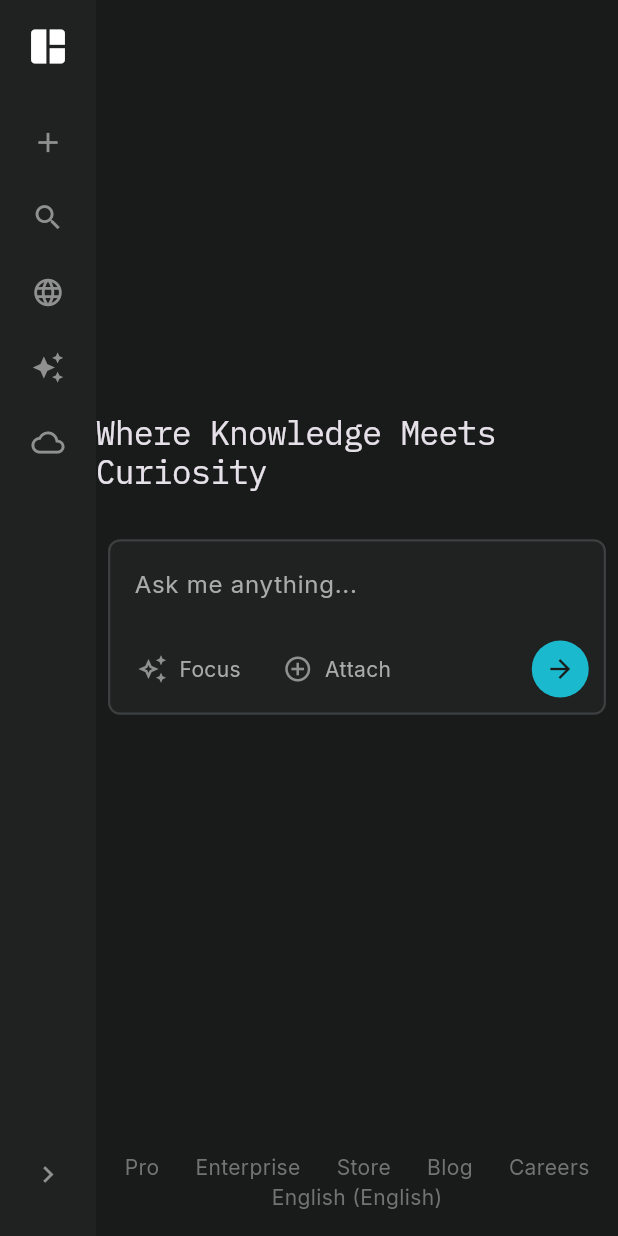
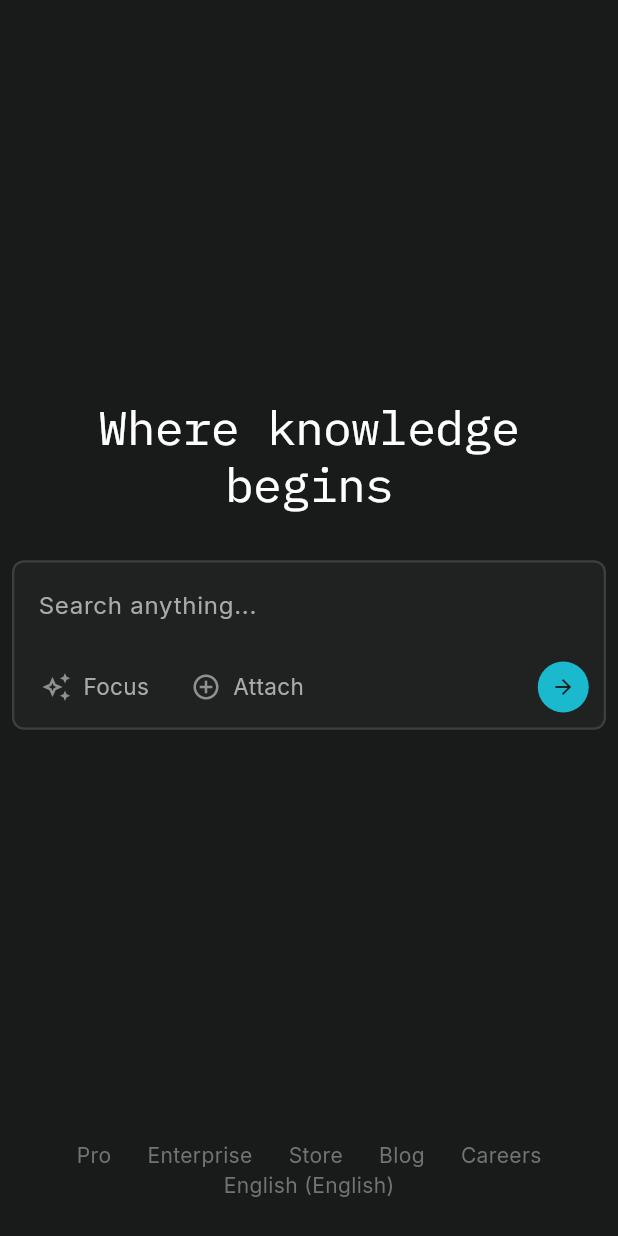
Before and after one commit to hamie-kalhoro/perplexity-clone-flutter-web, a Flutter app: the screen it shows after launch, on a phone screen of 412 x 824 dp. Run offline on Flutter 3.47's test engine with Material 3 defaults, Android fonts, the phone set to English and light mode, and no system bars; our stand-ins replace google_fonts, skeletonizer; missing offline and left inert: web_socket_client.

Commit message:
added feature of both web-level and mobile-level applications

```diff
--- a/lib/main.dart
+++ b/lib/main.dart
@@ -10,18 +10,24 @@ void main() {
 class MyApp extends StatelessWidget {
   const MyApp({super.key});
 
-  // This widget is the root of your application.f
   @override
   Widget build(BuildContext context) {
     return MaterialApp(
-      title: 'Flutter Demo',
+      debugShowCheckedModeBanner: false,
+      title: 'Perplexity Clone',
       theme: ThemeData(
         scaffoldBackgroundColor: AppColors.background,
         colorScheme: ColorScheme.fromSeed(seedColor: AppColors.submitButton),
-        textTheme: GoogleFonts.interTextTheme(ThemeData.dark().textTheme),
+        textTheme: GoogleFonts.interTextTheme(
+          ThemeData.dark().textTheme.copyWith(
+            bodyMedium: const TextStyle(
+              fontSize: 15,
+              color: AppColors.whiteColor,
+            ),
+          ),
+        ),
       ),
-      debugShowCheckedModeBanner: false,
-      home: const HomePage(),
+      home: HomePage(),
     );
   }
 }
--- a/lib/pages/home_page.dart
+++ b/lib/pages/home_page.dart
@@ -1,25 +1,42 @@
+import 'package:flutter/foundation.dart';
 import 'package:flutter/material.dart';
+import 'package:perplexity_clone/services/chat_web_service.dart';
 import 'package:perplexity_clone/theme/colors.dart';
 import 'package:perplexity_clone/widgets/search_section.dart';
 import 'package:perplexity_clone/widgets/side_bar.dart';
 
-class HomePage extends StatelessWidget {
+class HomePage extends StatefulWidget {
   const HomePage({super.key});
 
   @override
+  State<HomePage> createState() => _HomePageState();
+}
+
+class _HomePageState extends State<HomePage> {
+  @override
+  void initState() {
+    super.initState();
+    ChatWebService().connect();
+  }
+
+  @override
   Widget build(BuildContext context) {
+    final screenWidth = MediaQuery.of(context).size.width;
+    final showSidebar = kIsWeb && screenWidth >= 768;
+
     return Scaffold(
       body: Row(
         children: [
-          SideBar(),
-          // Take remaining space and allow the content to adapt to smaller widths
+          showSidebar ? SideBar() : SizedBox(),
           Expanded(
+            child: Padding(
+              padding: !showSidebar
+                  ? const EdgeInsets.all(8.0)
+                  : EdgeInsets.zero,
               child: Column(
-              crossAxisAlignment: CrossAxisAlignment.center,
                 children: [
-                const Spacer(),
-                const SearchSection(),
-                const Spacer(),
+                  Expanded(child: SearchSection()),
+                  // footer
                   Container(
                     padding: EdgeInsets.symmetric(vertical: 16),
                     child: Wrap(
@@ -91,6 +108,7 @@ class HomePage extends StatelessWidget {
                 ],
               ),
             ),
+          ),
         ],
       ),
     );
--- a/lib/widgets/search_section.dart
+++ b/lib/widgets/search_section.dart
@@ -1,21 +1,63 @@
 import 'package:flutter/material.dart';
 import 'package:google_fonts/google_fonts.dart';
+import 'package:perplexity_clone/pages/chat_page.dart';
+import 'package:perplexity_clone/services/chat_web_service.dart';
 import 'package:perplexity_clone/theme/colors.dart';
 import 'package:perplexity_clone/widgets/search_bar_button.dart';
 
-class SearchSection extends StatelessWidget {
+class SearchSection extends StatefulWidget {
   const SearchSection({super.key});
+
+  @override
+  State<SearchSection> createState() => _SearchSectionState();
+}
+
+class _SearchSectionState extends State<SearchSection> {
+  final queryController = TextEditingController();
+
+  @override
+  void dispose() {
+    super.dispose();
+    queryController.dispose();
+  }
 
   @override
   Widget build(BuildContext context) {
     final screenWidth = MediaQuery.of(context).size.width;
-    final isSmall = screenWidth < 600;
+    final isMobile = screenWidth < 768;
+
     return Column(
+      mainAxisAlignment: MainAxisAlignment.center,
+      children: [
+        isMobile
+            ? Column(
                 children: [
                   Text(
-          'Where Knowledge Meets Curiosity',
+                    'Where knowledge',
+                    textAlign: TextAlign.center,
                     style: GoogleFonts.ibmPlexMono(
-            fontSize: isSmall ? 22 : 35,
+                      fontSize: 32,
+                      fontWeight: FontWeight.w400,
+                      height: 1.2,
+                      letterSpacing: -0.5,
+                    ),
+                  ),
+                  Text(
+                    'begins',
+                    textAlign: TextAlign.center,
+                    style: GoogleFonts.ibmPlexMono(
+                      fontSize: 32,
+                      fontWeight: FontWeight.w400,
+                      height: 1.2,
+                      letterSpacing: -0.5,
+                    ),
+                  ),
+                ],
+              )
+            : Text(
+                'Where knowledge begins',
+                style: GoogleFonts.ibmPlexMono(
+                  fontSize: 40,
                   fontWeight: FontWeight.w400,
                   height: 1.2,
                   letterSpacing: -0.5,
@@ -23,9 +65,7 @@ class SearchSection extends StatelessWidget {
               ),
         const SizedBox(height: 32),
         Container(
-          // Make the search container responsive instead of a fixed 700 width
-          width: isSmall ? screenWidth * 0.92 : 700,
-          margin: EdgeInsets.symmetric(horizontal: isSmall ? 8 : 0),
+          width: 700,
           decoration: BoxDecoration(
             color: AppColors.searchBar,
             borderRadius: BorderRadius.circular(8),
@@ -36,8 +76,9 @@ class SearchSection extends StatelessWidget {
               Padding(
                 padding: const EdgeInsets.all(16.0),
                 child: TextField(
+                  controller: queryController,
                   decoration: InputDecoration(
-                    hintText: 'Ask me anything...',
+                    hintText: 'Search anything...',
                     hintStyle: TextStyle(
                       color: AppColors.textGrey,
                       fontSize: 16,
@@ -46,7 +87,6 @@ class SearchSection extends StatelessWidget {
                     isDense: true,
                     contentPadding: EdgeInsets.zero,
                   ),
-                  style: TextStyle(color: AppColors.whiteColor, fontSize: 16),
                 ),
               ),
               Padding(
@@ -55,15 +95,25 @@ class SearchSection extends StatelessWidget {
                   children: [
                     SearchBarButton(
                       icon: Icons.auto_awesome_outlined,
-                      text: "Focus",
+                      text: 'Focus',
                     ),
                     const SizedBox(width: 12),
                     SearchBarButton(
                       icon: Icons.add_circle_outline_outlined,
-                      text: "Attach",
+                      text: 'Attach',
                     ),
                     const Spacer(),
-                    Container(
+                    GestureDetector(
+                      onTap: () {
+                        ChatWebService().chat(queryController.text.trim());
+                        Navigator.of(context).push(
+                          MaterialPageRoute(
+                            builder: (context) =>
+                                ChatPage(question: queryController.text.trim()),
+                          ),
+                        );
+                      },
+                      child: Container(
                         padding: EdgeInsets.all(9),
                         decoration: BoxDecoration(
                           color: AppColors.submitButton,
@@ -72,7 +122,8 @@ class SearchSection extends StatelessWidget {
                         child: const Icon(
                           Icons.arrow_forward,
                           color: AppColors.background,
-                        size: 20,
+                          size: 16,
+                        ),
                       ),
                     ),
                   ],
--- a/pubspec.yaml
+++ b/pubspec.yaml
@@ -35,6 +35,8 @@ dependencies:
   # Use with the CupertinoIcons class for iOS style icons.
   cupertino_icons: ^1.0.8
   google_fonts: ^6.3.3
+  skeletonizer: ^2.1.2
+  web_socket_client: ^0.2.1
 
 dev_dependencies:
   flutter_test:
```
Also changed, not shown: lib/pages/chat_page.dart (+53 -0 lines), lib/services/chat_web_service.dart (+86 -0 lines), lib/widgets/answer_section.dart (+127 -0 lines), lib/widgets/sources_section.dart (added, +97 -0 lines), lib/widgets/source_section.dart (deleted), pubspec.lock. Lines whose indentation alone changed are shown as unchanged.
